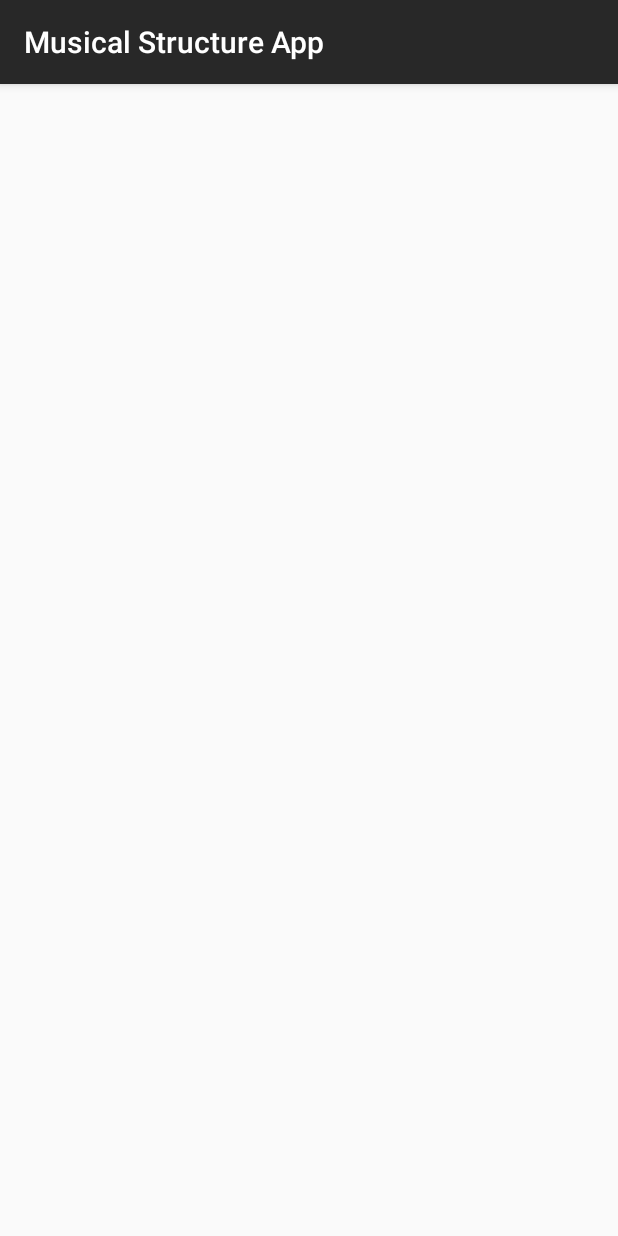
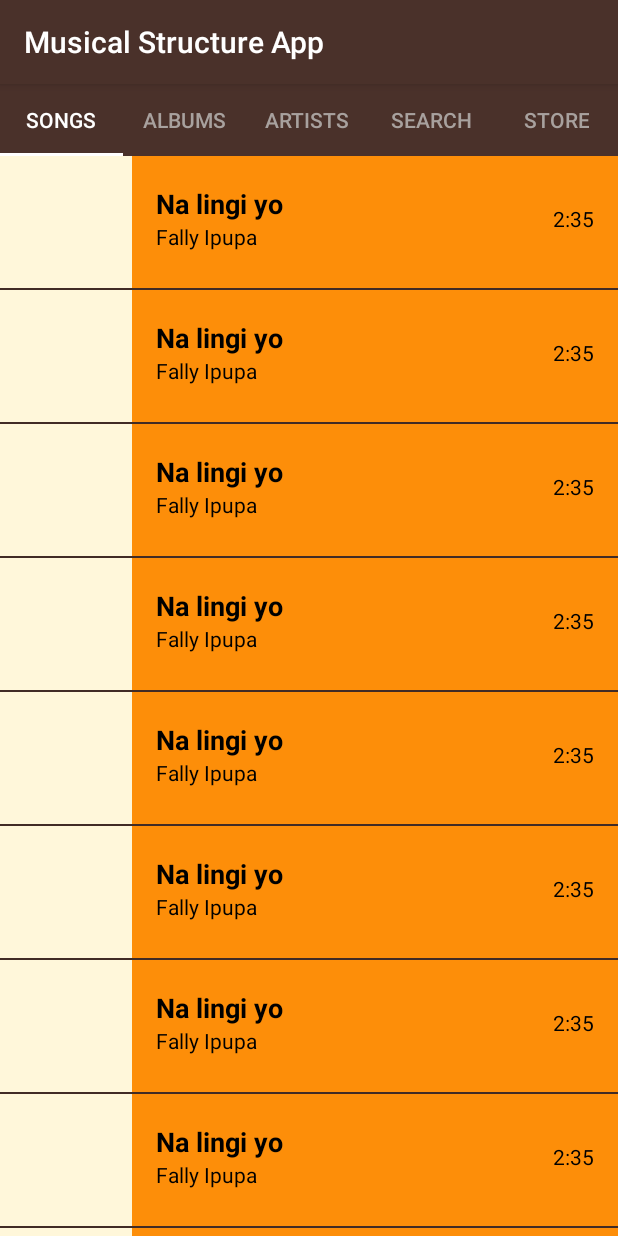
Before and after one commit to angwandi/MusicalStructureAppABSNGU, an Android app: the screen it shows after launch (MainActivity), on a phone screen of 412 x 824 dp. Run offline under Robolectric (Android 15) with nearby library versions, the phone set to English and light mode, and no system bars.

Commit message:
Add swiping services

```diff
--- a/app/build.gradle
+++ b/app/build.gradle
@@ -25,7 +25,6 @@ dependencies {
     implementation 'com.android.support:design:27.1.0'
     implementation 'com.android.support:recyclerview-v7:27.1.0'
     implementation 'com.android.support:cardview-v7:27.1.0'
-    implementation 'com.android.support.constraint:constraint-layout:1.0.2'
     testImplementation 'junit:junit:4.12'
     androidTestImplementation 'com.android.support.test:runner:1.0.1'
     androidTestImplementation 'com.android.support.test.espresso:espresso-core:3.0.1'
--- a/app/src/main/java/com/example/demad/musicalstructureapp/AlbumsFragment.java
+++ b/app/src/main/java/com/example/demad/musicalstructureapp/AlbumsFragment.java
@@ -1,16 +1,19 @@
 package com.example.demad.musicalstructureapp;
 
-import android.app.Fragment;
+import android.support.v4.app.Fragment;
 import android.os.Bundle;
-import android.support.annotation.Nullable;
 import android.view.LayoutInflater;
 import android.view.View;
 import android.view.ViewGroup;
 
 public class AlbumsFragment extends Fragment {
-    @Nullable
+
+    public AlbumsFragment(){
+        //Requires empty constructor
+    }
+
     @Override
-    public View onCreateView(LayoutInflater inflater, @Nullable ViewGroup container, Bundle savedInstanceState) {
+    public View onCreateView(LayoutInflater inflater,ViewGroup container, Bundle savedInstanceState) {
         return super.onCreateView(inflater, container, savedInstanceState);
     }
 }
--- /dev/null
+++ b/app/src/main/java/com/example/demad/musicalstructureapp/FieldAdapter.java
@@ -0,0 +1,70 @@
+package com.example.demad.musicalstructureapp;
+
+import android.content.Context;
+import android.support.v4.app.Fragment;
+import android.support.v4.app.FragmentManager;
+import android.support.v4.app.FragmentPagerAdapter;
+
+public class FieldAdapter extends FragmentPagerAdapter {
+    /**
+     * Context of the app
+     */
+    private Context mContext;
+
+    /**
+     * Create a new {@link FieldAdapter} object.
+     *
+     * @param fragmentManager is the fragment manager that will keep each fragment's state in the adapter
+     *                        across swipes.
+     * @param context         is the context of the app
+     */
+    public FieldAdapter(Context context, FragmentManager fragmentManager) {
+        super(fragmentManager);
+        mContext = context;
+    }
+
+    /**
+     * Return the {@link Fragment} that should be displayed for the given page number.
+     */
+    @Override
+    public Fragment getItem(int position) {
+        if (position == 0) {
+            return new SongsFragment();
+        } else if (position == 1) {
+            return new AlbumsFragment();
+        } else if (position == 2) {
+            return new ArtistsFragment();
+        } else if (position == 3) {
+            return new SearchFragment();
+        } else {
+            return new StoreFragment();
+        }
+    }
+
+    /**
+     * Return the total number of pages.
+     */
+    @Override
+    public int getCount() {
+        return 5;
+    }
+
+    /**
+     * Return the proper category name per page.
+     * mContext to turn string resource ID into an actual String
+     */
+    @Override
+    public CharSequence getPageTitle(int position) {
+        if (position == 0) {
+            return mContext.getString(R.string.field_songs);
+        } else if (position == 1) {
+            return mContext.getString(R.string.field_albums);
+        } else if (position == 2) {
+            return mContext.getString(R.string.field_artists);
+        } else if (position == 3) {
+            return mContext.getString(R.string.field_search);
+        } else {
+            return mContext.getString(R.string.field_store);
+        }
+    }
+}
--- a/app/src/main/java/com/example/demad/musicalstructureapp/MainActivity.java
+++ b/app/src/main/java/com/example/demad/musicalstructureapp/MainActivity.java
@@ -1,21 +1,29 @@
 package com.example.demad.musicalstructureapp;
 
-import android.content.Intent;
+import android.support.design.widget.TabLayout;
+import android.support.v4.view.ViewPager;
 import android.support.v7.app.AppCompatActivity;
 import android.os.Bundle;
-import android.view.View;
-import android.widget.Button;
-import android.widget.ListView;
-
-import java.util.ArrayList;
 
 public class MainActivity extends AppCompatActivity {
-
     @Override
     protected void onCreate(Bundle savedInstanceState) {
         super.onCreate(savedInstanceState);
+        // Set the content of the activity to use the activity_main.xml layout file
         setContentView(R.layout.activity_main);
-
-
+        // Find the view pager that will allow the user to swipe between fragments
+        ViewPager viewPager = findViewById(R.id.viewpager);
+//         Create an adapter that knows which fragment should be shown on each page
+        FieldAdapter adapter = new FieldAdapter(this, getSupportFragmentManager());
+        // Set the adapter onto the view pager
+        viewPager.setAdapter(adapter);
+        // Find the tab layout that shows the tabs
+        TabLayout tabLayout = findViewById(R.id.tabs);
+        // Connect the tab layout with the view pager. This will
+        //   1. Update the tab layout when the view pager is swiped
+        //   2. Update the view pager when a tab is selected
+        //   3. Set the tab layout's tab names with the view pager's adapter's titles
+        //      by calling onPageTitle()
+        tabLayout.setupWithViewPager(viewPager);
     }
 }
--- a/app/src/main/java/com/example/demad/musicalstructureapp/Song.java
+++ b/app/src/main/java/com/example/demad/musicalstructureapp/Song.java
@@ -49,17 +49,17 @@ public class Song {
      * Get the string resource ID for the
      */
 
-    public int getmSongTitle(){return mSongTitle;}
+    public int getSongTitle(){return mSongTitle;}
 
     /**
      * Get the string resource ID for the
      */
-    public int getmSongArtist(){return mSongArtist;}
+    public int getSongArtist(){return mSongArtist;}
 
     /**
      * Get the string resource ID for the
      */
 
-    public int getmSongDuration(){return  mSongDuration;}
+    public int getSongDuration(){return  mSongDuration;}
 
 }
--- a/app/src/main/java/com/example/demad/musicalstructureapp/SongAdapter.java
+++ b/app/src/main/java/com/example/demad/musicalstructureapp/SongAdapter.java
@@ -1,11 +1,12 @@
 package com.example.demad.musicalstructureapp;
 
 import android.content.Context;
-import android.support.annotation.Nullable;
+import android.support.v4.content.ContextCompat;
 import android.view.LayoutInflater;
 import android.view.View;
 import android.view.ViewGroup;
 import android.widget.ArrayAdapter;
+import android.widget.TextView;
 
 import java.util.ArrayList;
 
@@ -33,12 +34,30 @@ public class SongAdapter extends ArrayAdapter<Song> {
     }
 
     @Override
-    public View getView(int position, @Nullable View convertView, ViewGroup parent) {
+    public View getView(int position, View convertView, ViewGroup parent) {
         // Check if an existing view is being reused, otherwise inflate the view
         View listItemView = convertView;
         if (listItemView == null) {
             listItemView = LayoutInflater.from(getContext()).inflate(R.layout.list_items, parent, false);
         }
+        // Get the {@link Song} object located at this position in the list
+        Song currentSong = getItem(position);
+        // Find the TextView in the list_item.xml layout with the ID miwok_text_view.
+        TextView songTitleTextView = listItemView.findViewById(R.id.songTitle_text_view);
+        // Get the song title from the currentSong object and set this text on
+        // the song title TextView.
+        songTitleTextView.setText(currentSong.getSongTitle());
+        //Repetition of same procedures for other element of the list_items
+        TextView songArtistTextView = listItemView.findViewById(R.id.songArtist_text_view);
+        songArtistTextView.setText(currentSong.getSongArtist());
+        TextView songDurationTextView = listItemView.findViewById(R.id.songDuration_text_view);
+        songDurationTextView.setText(currentSong.getSongDuration());
+        // Set the theme color for the list item
+        View textContainer = listItemView.findViewById(R.id.text_container);
+        // Find the color that the resource ID maps to
+        int color = ContextCompat.getColor(getContext(), mColorResourceId);
+        // Set the background color of the text container View
+        textContainer.setBackgroundColor(color);
         return listItemView;
     }
 }
--- a/app/src/main/java/com/example/demad/musicalstructureapp/SongsFragment.java
+++ b/app/src/main/java/com/example/demad/musicalstructureapp/SongsFragment.java
@@ -1,68 +1,77 @@
 package com.example.demad.musicalstructureapp;
 
-import android.app.Fragment;
+import android.support.v4.app.Fragment;
 import android.os.Bundle;
-import android.support.annotation.Nullable;
 import android.view.LayoutInflater;
 import android.view.View;
 import android.view.ViewGroup;
-
+import android.widget.ListView;
 import java.util.ArrayList;
 
+/**
+ * {@link Fragment} that displays a list of songs.
+ */
+
 public class SongsFragment extends Fragment {
+    public SongsFragment() {
+        //Required empty public constructor
+    }
 
-    @Nullable
     @Override
-    public View onCreateView(LayoutInflater inflater, @Nullable ViewGroup container, Bundle savedInstanceState) {
-
-        View rootView = inflater.inflate(R.layout.song_list, container,false);
-
+    public View onCreateView(LayoutInflater inflater, ViewGroup container, Bundle savedInstanceState) {
+        View rootView = inflater.inflate(R.layout.song_list, container, false);
         // Create a list of songs
         final ArrayList<Song> songs = new ArrayList<Song>();
+        songs.add(new Song(R.string.song_title, R.string.song_artist, R.string.song_duration));
+        songs.add(new Song(R.string.song_title, R.string.song_artist, R.string.song_duration));
+        songs.add(new Song(R.string.song_title, R.string.song_artist, R.string.song_duration));
+        songs.add(new Song(R.string.song_title, R.string.song_artist, R.string.song_duration));
+        songs.add(new Song(R.string.song_title, R.string.song_artist, R.string.song_duration));
+        songs.add(new Song(R.string.song_title, R.string.song_artist, R.string.song_duration));
+        songs.add(new Song(R.string.song_title, R.string.song_artist, R.string.song_duration));
+        songs.add(new Song(R.string.song_title, R.string.song_artist, R.string.song_duration));
+        songs.add(new Song(R.string.song_title, R.string.song_artist, R.string.song_duration));
+        songs.add(new Song(R.string.song_title, R.string.song_artist, R.string.song_duration));
+        songs.add(new Song(R.string.song_title, R.string.song_artist, R.string.song_duration));
+        songs.add(new Song(R.string.song_title, R.string.song_artist, R.string.song_duration));
+        songs.add(new Song(R.string.song_title, R.string.song_artist, R.string.song_duration));
+        songs.add(new Song(R.string.song_title, R.string.song_artist, R.string.song_duration));
+        songs.add(new Song(R.string.song_title, R.string.song_artist, R.string.song_duration));
+        songs.add(new Song(R.string.song_title, R.string.song_artist, R.string.song_duration));
+        songs.add(new Song(R.string.song_title, R.string.song_artist, R.string.song_duration));
+        songs.add(new Song(R.string.song_title, R.string.song_artist, R.string.song_duration));
+        songs.add(new Song(R.string.song_title, R.string.song_artist, R.string.song_duration));
+        songs.add(new Song(R.string.song_title, R.string.song_artist, R.string.song_duration));
+        songs.add(new Song(R.string.song_title, R.string.song_artist, R.string.song_duration));
+        songs.add(new Song(R.string.song_title, R.string.song_artist, R.string.song_duration));
+        songs.add(new Song(R.string.song_title, R.string.song_artist, R.string.song_duration));
+        songs.add(new Song(R.string.song_title, R.string.song_artist, R.string.song_duration));
+        songs.add(new Song(R.string.song_title, R.string.song_artist, R.string.song_duration));
+        songs.add(new Song(R.string.song_title, R.string.song_artist, R.string.song_duration));
+        songs.add(new Song(R.string.song_title, R.string.song_artist, R.string.song_duration));
+        songs.add(new Song(R.string.song_title, R.string.song_artist, R.string.song_duration));
+        songs.add(new Song(R.string.song_title, R.string.song_artist, R.string.song_duration));
+        songs.add(new Song(R.string.song_title, R.string.song_artist, R.string.song_duration));
+        songs.add(new Song(R.string.song_title, R.string.song_artist, R.string.song_duration));
+        songs.add(new Song(R.string.song_title, R.string.song_artist, R.string.song_duration));
+        songs.add(new Song(R.string.song_title, R.string.song_artist, R.string.song_duration));
+        songs.add(new Song(R.string.song_title, R.string.song_artist, R.string.song_duration));
+        songs.add(new Song(R.string.song_title, R.string.song_artist, R.string.song_duration));
+        songs.add(new Song(R.string.song_title, R.string.song_artist, R.string.song_duration));
+        songs.add(new Song(R.string.song_title, R.string.song_artist, R.string.song_duration));
+        songs.add(new Song(R.string.song_title, R.string.song_artist, R.string.song_duration));
+        songs.add(new Song(R.string.song_title, R.string.song_artist, R.string.song_duration));
 
-        songs.add(new Song(R.string.song_title,R.string.song_artist,R.string.song_duration));
-        songs.add(new Song(R.string.song_title,R.string.song_artist,R.string.song_duration));
-        songs.add(new Song(R.string.song_title,R.string.song_artist,R.string.song_duration));
-        songs.add(new Song(R.string.song_title,R.string.song_artist,R.string.song_duration));
-        songs.add(new Song(R.string.song_title,R.string.song_artist,R.string.song_duration));
-        songs.add(new Song(R.string.song_title,R.string.song_artist,R.string.song_duration));
-        songs.add(new Song(R.string.song_title,R.string.song_artist,R.string.song_duration));
-        songs.add(new Song(R.string.song_title,R.string.song_artist,R.string.song_duration));
-        songs.add(new Song(R.string.song_title,R.string.song_artist,R.string.song_duration));
-        songs.add(new Song(R.string.song_title,R.string.song_artist,R.string.song_duration));
-        songs.add(new Song(R.string.song_title,R.string.song_artist,R.string.song_duration));
-        songs.add(new Song(R.string.song_title,R.string.song_artist,R.string.song_duration));
-        songs.add(new Song(R.string.song_title,R.string.song_artist,R.string.song_duration));
-        songs.add(new Song(R.string.song_title,R.string.song_artist,R.string.song_duration));
-        songs.add(new Song(R.string.song_title,R.string.song_artist,R.string.song_duration));
-        songs.add(new Song(R.string.song_title,R.string.song_artist,R.string.song_duration));
-        songs.add(new Song(R.string.song_title,R.string.song_artist,R.string.song_duration));
-        songs.add(new Song(R.string.song_title,R.string.song_artist,R.string.song_duration));
-        songs.add(new Song(R.string.song_title,R.string.song_artist,R.string.song_duration));
-        songs.add(new Song(R.string.song_title,R.string.song_artist,R.string.song_duration));
-        songs.add(new Song(R.string.song_title,R.string.song_artist,R.string.song_duration));
-        songs.add(new Song(R.string.song_title,R.string.song_artist,R.string.song_duration));
-        songs.add(new Song(R.string.song_title,R.string.song_artist,R.string.song_duration));
-        songs.add(new Song(R.string.song_title,R.string.song_artist,R.string.song_duration));
-        songs.add(new Song(R.string.song_title,R.string.song_artist,R.string.song_duration));
-        songs.add(new Song(R.string.song_title,R.string.song_artist,R.string.song_duration));
-        songs.add(new Song(R.string.song_title,R.string.song_artist,R.string.song_duration));
-        songs.add(new Song(R.string.song_title,R.string.song_artist,R.string.song_duration));
-        songs.add(new Song(R.string.song_title,R.string.song_artist,R.string.song_duration));
-        songs.add(new Song(R.string.song_title,R.string.song_artist,R.string.song_duration));
-        songs.add(new Song(R.string.song_title,R.string.song_artist,R.string.song_duration));
-        songs.add(new Song(R.string.song_title,R.string.song_artist,R.string.song_duration));
-        songs.add(new Song(R.string.song_title,R.string.song_artist,R.string.song_duration));
-        songs.add(new Song(R.string.song_title,R.string.song_artist,R.string.song_duration));
-        songs.add(new Song(R.string.song_title,R.string.song_artist,R.string.song_duration));
-        songs.add(new Song(R.string.song_title,R.string.song_artist,R.string.song_duration));
-        songs.add(new Song(R.string.song_title,R.string.song_artist,R.string.song_duration));
-        songs.add(new Song(R.string.song_title,R.string.song_artist,R.string.song_duration));
-        songs.add(new Song(R.string.song_title,R.string.song_artist,R.string.song_duration));
-        songs.add(new Song(R.string.song_title,R.string.song_artist,R.string.song_duration));
-        songs.add(new Song(R.string.song_title,R.string.song_artist,R.string.song_duration));
-
+        // Create an {@link SongAdapter}, whose data source is a list of {@link Song}s. The
+        // adapter knows how to create list items for each item in the list.
+        SongAdapter adapter = new SongAdapter(getActivity(), songs, R.color.field_songs);
+        // Find the {@link ListView} object in the view hierarchy of the {@link Activity}.
+        // There should be a {@link ListView} with the view ID called list, which is declared in the
+        // word_list.xml layout file.
+        ListView listView = rootView.findViewById(R.id.list);
+        // Make the {@link ListView} use the {@link SongAdapter} we created above, so that the
+        // {@link ListView} will display list items for each {@link Word} in the list.
+        listView.setAdapter(adapter);
         return rootView;
-
     }
 }
--- a/app/src/main/res/layout/activity_main.xml
+++ b/app/src/main/res/layout/activity_main.xml
@@ -2,13 +2,14 @@
 <LinearLayout
     xmlns:android="http://schemas.android.com/apk/res/android"
     xmlns:tools="http://schemas.android.com/tools"
-    android:id="@+id/list"
     android:layout_width="match_parent"
     android:layout_height="match_parent"
     android:orientation="vertical"
+    android:background="@color/primary_color"
     tools:context="com.example.demad.musicalstructureapp.MainActivity">
 <android.support.design.widget.TabLayout
     android:id="@+id/tabs"
+    style="@style/FieldTab"
     android:layout_width="match_parent"
     android:layout_height="wrap_content">
 </android.support.design.widget.TabLayout>
--- a/app/src/main/res/layout/list_items.xml
+++ b/app/src/main/res/layout/list_items.xml
@@ -3,7 +3,7 @@
     xmlns:tools="http://schemas.android.com/tools"
     android:layout_width="match_parent"
     android:layout_height="88dp"
-    android:background="@color/colorAccent"
+    android:background="@color/tan_background"
     android:minHeight="88dp">
 
     <ImageView
@@ -29,29 +29,30 @@
             android:layout_weight="1"
             android:gravity="bottom"
             android:textAppearance="?android:textAppearanceMedium"
-            android:textColor="@android:color/white"
+            android:textColor="@android:color/black"
             android:textStyle="bold"
-            tools:text="Je t'aime" />
+            tools:text="@string/song_title" />
 
         <TextView
-            android:id="@+id/artist_text_view"
+            android:id="@+id/songArtist_text_view"
             android:layout_width="match_parent"
             android:layout_height="44dp"
             android:layout_below="@+id/songTitle_text_view"
             android:layout_weight="1"
             android:gravity="top"
             android:textAppearance="?android:textAppearanceSmall"
-            android:textColor="@android:color/white"
-            tools:text="Fally Ipupa" />
+            android:textColor="@android:color/black"
+            tools:text="@string/song_artist" />
 
         <TextView
+            android:id="@+id/songDuration_text_view"
             android:layout_width="wrap_content"
             android:layout_height="24dp"
             android:layout_alignParentRight="true"
             android:layout_centerVertical="true"
             android:layout_marginRight="16dp"
+            android:text="@string/song_duration"
             android:textAppearance="?android:textAppearanceSmall"
-            android:textColor="@android:color/white"
-            android:text="2:10" />
+            android:textColor="@android:color/black" />
     </RelativeLayout>
 </RelativeLayout>
--- a/app/src/main/res/layout/song_list.xml
+++ b/app/src/main/res/layout/song_list.xml
@@ -1,5 +1,6 @@
 <?xml version="1.0" encoding="utf-8"?>
-<ListView xmlns:android="http://schemas.android.com/apk/res/android"
+<ListView
+    xmlns:android="http://schemas.android.com/apk/res/android"
     android:id="@+id/list"
     android:layout_width="match_parent"
     android:layout_height="match_parent"
--- a/app/src/main/res/values/colors.xml
+++ b/app/src/main/res/values/colors.xml
@@ -1,9 +1,26 @@
 <?xml version="1.0" encoding="utf-8"?>
 <resources>
-    <color name="colorPrimary">#282828</color>
-    <color name="colorPrimaryDark">#ff202020</color>
-    <color name="colorAccent">#1DB954</color>
-    <color name="colorBackground">#ff040404</color>
-    <color name="colorAppToolbar">#ff202020</color>
-    <color name="colorPrimaryText">#ffffff</color>
+    <!-- Primary color of the app (shown in the app bar) -->
+    <color name="primary_color">#4A312A</color>
+
+    <!-- Primary dark color of the app (shown in the status bar) -->
+    <color name="primary_dark_color">#2F1D1A</color>
+
+    <!-- Background color for app -->
+    <color name="tan_background">#FFF7DA</color>
+
+    <!-- Background color for the song field -->
+    <color name="field_songs">#FD8E09</color>
+
+    <!-- Background color for the artists field -->
+    <color name="field_artists">#379237</color>
+
+    <!-- Background color for albums field -->
+    <color name="field_albums">#8800A0</color>
+
+    <!-- Background color for the store field -->
+    <color name="field_store">#16AFCA</color>
+
+    <!-- Background color for the search field -->
+    <color name="field_search">#23b100</color>
 </resources>
--- a/app/src/main/res/values/strings.xml
+++ b/app/src/main/res/values/strings.xml
@@ -1,6 +1,20 @@
 <resources>
+    <!-- Title for the application. [CHAR LIMIT=12] -->
     <string name="app_name">Musical Structure App</string>
+    <!-- Title for song title. [CHAR LIMIT=12] -->
     <string name="song_title">Na lingi yo</string>
     <string name="song_artist">Fally Ipupa</string>
     <string name="song_duration">2:35</string>
+    <!-- Field name for Songs. [CHAR LIMIT=12] -->
+    <string name="field_songs">Songs</string>
+    <!-- Field name for Albums. [CHAR LIMIT=12] -->
+    <string name="field_albums">Albums</string>
+    <!-- Field name for Artists. [CHAR LIMIT=12] -->
+    <string name="field_artists">Artists</string>
+    <!-- Field name for Store. [CHAR LIMIT=12] -->
+    <string name="field_store">Store</string>
+    <!-- Field name for Search. [CHAR LIMIT=12] -->
+    <string name="field_search">Search</string>
+    <!-- Field name for Now Playing. [CHAR LIMIT=12] -->
+    <string name="field_now_playing">Playing</string>
 </resources>
--- a/app/src/main/res/values/styles.xml
+++ b/app/src/main/res/values/styles.xml
@@ -2,8 +2,24 @@
     <!-- Base application theme. -->
     <style name="AppTheme" parent="Theme.AppCompat.Light.DarkActionBar">
         <!-- Customize your theme here. -->
-        <item name="colorPrimary">@color/colorPrimary</item>
-        <item name="colorPrimaryDark">@color/colorPrimaryDark</item>
-        <item name="colorAccent">@color/colorAccent</item>
+        <item name="colorPrimary">@color/primary_color</item>
+        <item name="colorPrimaryDark">@color/primary_dark_color</item>
+        <item name="android:windowContentOverlay">@null</item>
+    </style>
+    <!-- App bar style -->
+    <style name="MusicalStructureAppAppBarStyle" parent="Widget.AppCompat.Light.ActionBar.Solid.Inverse">
+        <!-- Remove the shadow below the app bar -->
+        <item name="elevation">0dp</item>
+    </style>
+    <!-- Style for a tab that displays a field name -->
+    <style name="FieldTab" parent="Widget.Design.TabLayout">
+        <item name="tabIndicatorColor">@android:color/white</item>
+        <item name="tabSelectedTextColor">@android:color/white</item>
+        <item name="tabTextAppearance">@style/FieldTabTextAppearance</item>
+
+    </style>
+    <!-- Text appearance style for a field tab -->
+    <style name="FieldTabTextAppearance" parent="TextAppearance.Design.Tab">
+        <item name="android:textColor">#a8a19e</item>
     </style>
 </resources>
```
Also changed, not shown: app/src/main/java/com/example/demad/musicalstructureapp/ArtistsFragment.java (+7 -4 lines), app/src/main/java/com/example/demad/musicalstructureapp/NowPlayingFragment.java (+7 -4 lines), app/src/main/java/com/example/demad/musicalstructureapp/SearchFragment.java (+7 -4 lines), app/src/main/java/com/example/demad/musicalstructureapp/StoreFragment.java (+7 -4 lines).
